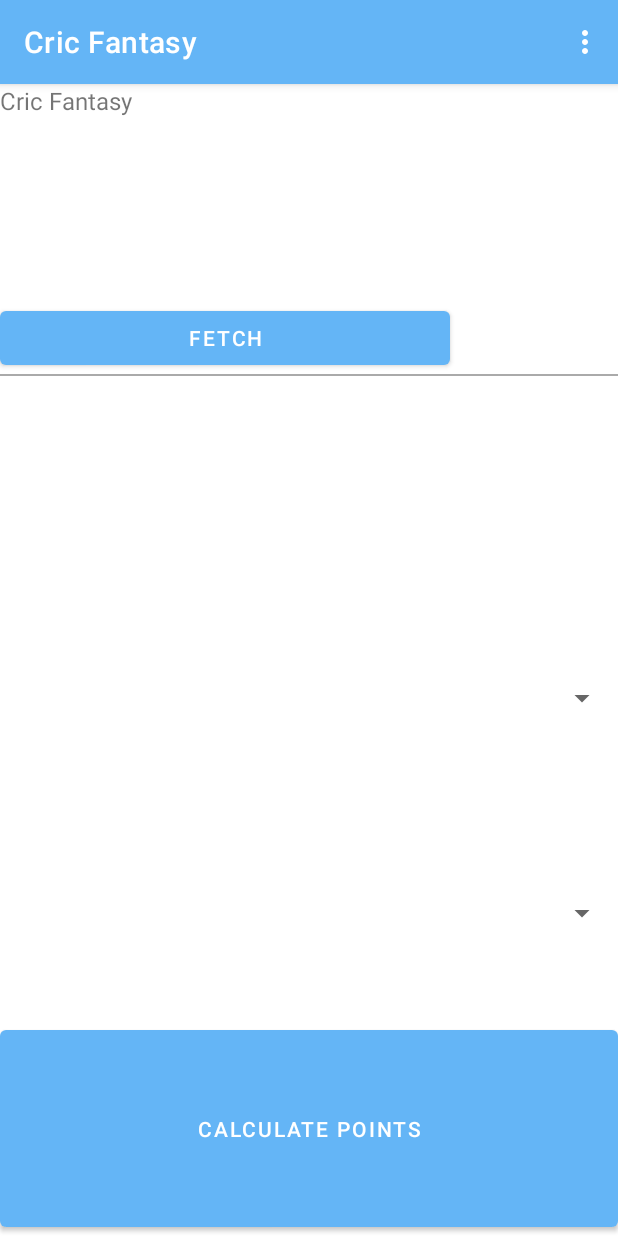
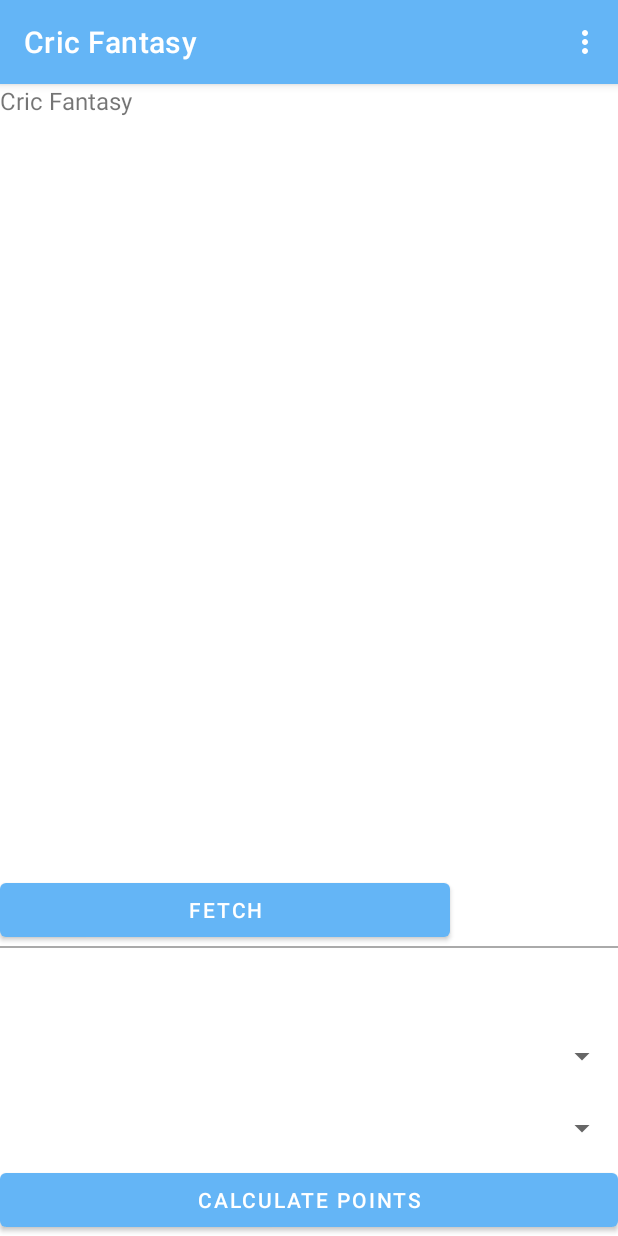
Before and after one commit to ringpisolve/CricFantasy, an Android app: the AddMatchActivity screen opened directly, with no data from a screen before it, on a phone screen of 412 x 824 dp. Run offline under Robolectric (Android 15) with nearby library versions, the phone set to English and light mode, and no system bars; our stand-ins replace Firebase (no records; nobody signed in at launch, a user with empty details on screens opened directly).

Commit message:
Layout fixes Add match

```diff
--- a/app/src/main/res/layout/sample_main.xml
+++ b/app/src/main/res/layout/sample_main.xml
@@ -40,25 +40,24 @@
         android:id="@+id/data_text"
         android:layout_width="match_parent"
         android:layout_height="48dp"
-        android:layout_weight="1"
         android:freezesText="true" />
 
     <Spinner
         android:id="@+id/spinner1"
         android:layout_width="match_parent"
         android:layout_height="48dp"
-        android:layout_weight="1" />
+        />
 
     <Spinner
         android:id="@+id/spinner2"
         android:layout_width="match_parent"
         android:layout_height="48dp"
-        android:layout_weight="1" />
+        />
 
     <Button
         android:id="@+id/button"
         android:layout_width="match_parent"
         android:layout_height="48dp"
-        android:layout_weight="1"
         android:text="@string/calculate_points" />
+
 </LinearLayout>
```
